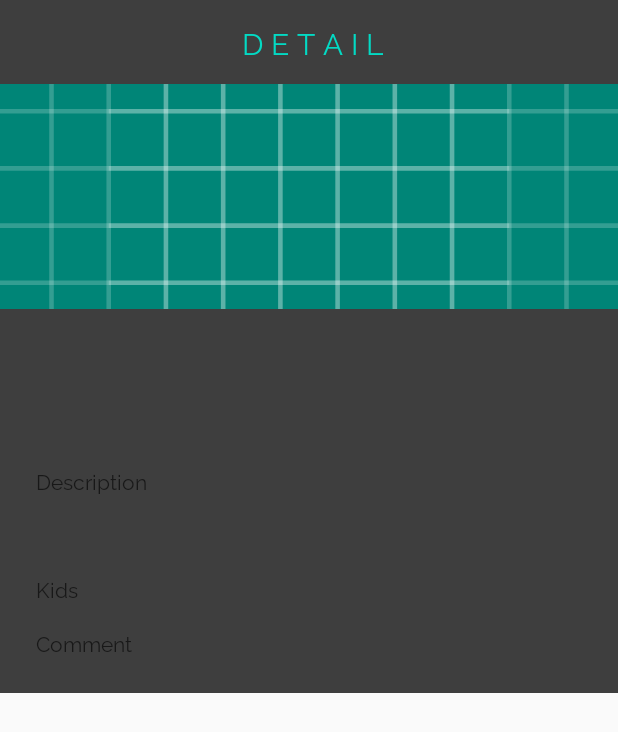
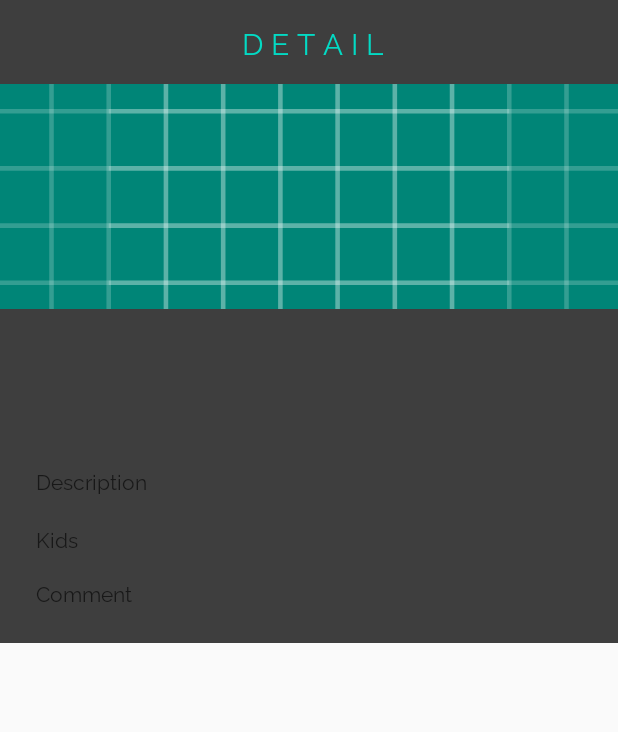
Before and after one commit to mprasad2510/NewsApp, an Android app: the UserActivity screen opened directly, with no data from a screen before it, on a phone screen of 412 x 824 dp. Shown: the top 732 px of the screen. Run offline under Robolectric (Android 15) with nearby library versions, the phone set to English and light mode, and no system bars; our stand-ins replace Dagger/Hilt's generated code, RxJava, Timber; 3 statements that could not run were skipped.

Commit message:
few changes

```diff
--- a/app/src/main/java/org/mp/newsapp/di/feature/home/HomeActivity.kt
+++ b/app/src/main/java/org/mp/newsapp/di/feature/home/HomeActivity.kt
@@ -82,14 +82,11 @@ class HomeActivity : BaseActivity(), MviView<HomeIntent, HomeViewState> , HasAct
 
             itemPosition = position
         }
-        Log.d("***POS OF ARTICLE***", "$itemPosition")
-        Log.d("***ID OF ARTICLE***", "$itemValue")
             val intent = Intent(this@HomeActivity, UserActivity::class.java)
              with(intent)
              {
                  putExtra("id", itemValue)
                  putExtra("position", itemPosition)
-                 Log.d("***ID OF ARTICLE1***", "$itemValue")
              }
             startActivity(intent)
 
--- a/app/src/main/res/layout/activity_user.xml
+++ b/app/src/main/res/layout/activity_user.xml
@@ -124,7 +124,7 @@
             app:layout_constraintEnd_toEndOf="parent"
             app:layout_constraintStart_toStartOf="parent"
             app:layout_constraintTop_toBottomOf="@+id/text_parent"
-            tools:text="Kids"/>
+            tools:text="Kids" app:layout_constraintVertical_bias="0.063"/>
     <TextView
             android:id="@+id/text_comments"
             android:layout_width="0dp"
@@ -140,6 +140,6 @@
             app:layout_constraintEnd_toEndOf="parent"
             app:layout_constraintStart_toStartOf="parent"
             app:layout_constraintTop_toBottomOf="@+id/text_kids"
-            tools:text="Comments"/>
+            tools:text="Comments" app:layout_constraintVertical_bias="0.079"/>
 
 </android.support.constraint.ConstraintLayout>
```
Also changed, not shown: app/build.gradle (+5 -2 lines), app/src/main/java/org/mp/newsapp/di/feature/home/detail/UserActivity.kt (+3 -8 lines), 4 other files.
